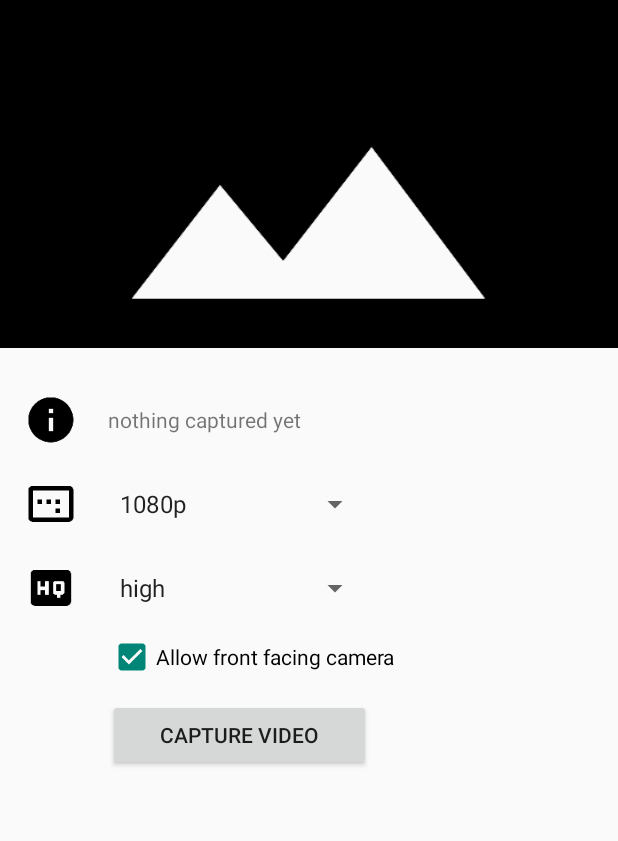
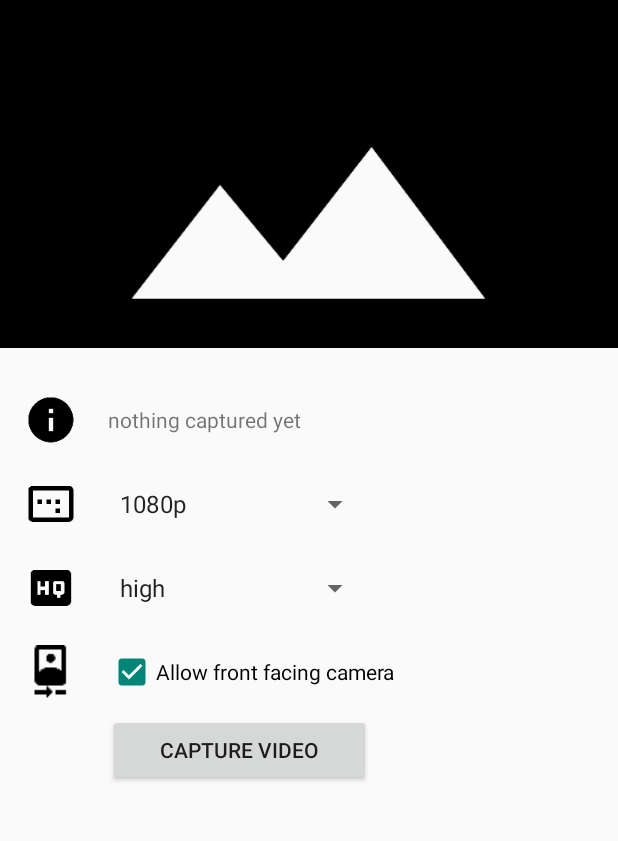
Before and after one commit to JeroenMols/LandscapeVideoCamera, an Android app: the screen it shows after launch (MainActivity), on a phone screen of 412 x 824 dp, the part 84-925 px from its top. Run offline under Robolectric (Android 15) with nearby library versions, the light colour scheme and no system bars.

Commit message:
Cleaned up front facing camera integration in sample

```diff
--- a/example/src/main/res/layout/fragment_main.xml
+++ b/example/src/main/res/layout/fragment_main.xml
@@ -18,17 +18,17 @@
     xmlns:tools="http://schemas.android.com/tools"
     android:layout_width="match_parent"
     android:layout_height="match_parent"
-    tools:context="com.jmolsmobile.landscapevideocapture_sample.CaptureDemoFragment" >
+    tools:context="com.jmolsmobile.landscapevideocapture_sample.CaptureDemoFragment">
 
     <ScrollView
         android:layout_width="match_parent"
-        android:layout_height="match_parent" >
+        android:layout_height="match_parent">
 
         <LinearLayout
             android:layout_width="match_parent"
             android:layout_height="wrap_content"
             android:orientation="vertical"
-            android:paddingBottom="@dimen/activity_vertical_margin" >
+            android:paddingBottom="@dimen/activity_vertical_margin">
 
             <ImageView
                 android:id="@+id/iv_thumbnail"
@@ -41,7 +41,7 @@
             <RelativeLayout
                 android:id="@+id/rl_normal"
                 android:layout_width="match_parent"
-                android:layout_height="wrap_content" >
+                android:layout_height="wrap_content">
 
                 <ImageView
                     android:id="@+id/iv_status"
@@ -58,12 +58,12 @@
                     android:layout_alignTop="@id/iv_status"
                     android:layout_marginLeft="72dp"
                     android:layout_marginRight="16dp"
-                    android:textSize="14sp"
                     android:ellipsize="start"
                     android:gravity="center_vertical"
                     android:maxLines="2"
                     android:singleLine="false"
-                    android:text="@string/status_nocapture" />
+                    android:text="@string/status_nocapture"
+                    android:textSize="14sp" />
 
                 <ImageView
                     android:id="@+id/iv_resolution"
@@ -97,6 +97,25 @@
                     android:layout_alignBottom="@id/iv_quality"
                     android:layout_alignTop="@id/iv_quality"
                     android:layout_marginLeft="72dp" />
+
+                <ImageView
+                    android:id="@+id/iv_front"
+                    android:layout_width="36dp"
+                    android:layout_height="56dp"
+                    android:layout_below="@id/iv_quality"
+                    android:layout_marginLeft="16dp"
+                    android:src="@drawable/ic_camera_front_black_24dp" />
+
+                <CheckBox
+                    android:id="@+id/cb_show_camera_switch"
+                    android:layout_width="match_parent"
+                    android:layout_height="wrap_content"
+                    android:layout_alignBottom="@id/iv_front"
+                    android:layout_below="@id/iv_quality"
+                    android:layout_marginLeft="72dp"
+                    android:checked="true"
+                    android:gravity="center_vertical"
+                    android:text="@string/allow_frontcamera" />
             </RelativeLayout>
 
             <RelativeLayout
@@ -117,12 +136,12 @@
                     android:id="@+id/et_filename"
                     android:layout_width="175dp"
                     android:layout_height="36dp"
-                    android:hint="@string/filename_hint"
-                    android:textSize="14sp"
-                    android:gravity="bottom"
                     android:layout_alignBottom="@id/iv_filename"
                     android:layout_marginBottom="10dp"
-                    android:layout_marginLeft="72dp" />
+                    android:layout_marginLeft="72dp"
+                    android:gravity="bottom"
+                    android:hint="@string/filename_hint"
+                    android:textSize="14sp" />
 
                 <ImageView
                     android:id="@+id/iv_duration"
@@ -136,24 +155,24 @@
                     android:id="@+id/et_duration"
                     android:layout_width="175dp"
                     android:layout_height="36dp"
-                    android:hint="@string/duration_hint"
-                    android:textSize="14sp"
-                    android:gravity="bottom"
                     android:layout_alignBottom="@id/iv_duration"
                     android:layout_marginBottom="10dp"
-                    android:layout_marginLeft="72dp" />
+                    android:layout_marginLeft="72dp"
+                    android:gravity="bottom"
+                    android:hint="@string/duration_hint"
+                    android:textSize="14sp" />
 
                 <TextView
                     android:id="@+id/tv_duration"
                     android:layout_width="wrap_content"
                     android:layout_height="36dp"
-                    android:text="@string/duration_unit"
-                    android:textSize="14sp"
-                    android:gravity="center_vertical"
                     android:layout_alignBottom="@id/iv_duration"
                     android:layout_marginBottom="10dp"
+                    android:layout_marginLeft="16dp"
                     android:layout_toRightOf="@id/et_duration"
-                    android:layout_marginLeft="16dp" />
+                    android:gravity="center_vertical"
+                    android:text="@string/duration_unit"
+                    android:textSize="14sp" />
 
                 <ImageView
                     android:id="@+id/iv_filesize"
@@ -167,34 +186,34 @@
                     android:id="@+id/et_filesize"
                     android:layout_width="175dp"
                     android:layout_height="36dp"
-                    android:hint="@string/filesize_hint"
-                    android:textSize="14sp"
-                    android:gravity="bottom"
                     android:layout_alignBottom="@id/iv_filesize"
                     android:layout_marginBottom="10dp"
-                    android:layout_marginLeft="72dp" />
+                    android:layout_marginLeft="72dp"
+                    android:gravity="bottom"
+                    android:hint="@string/filesize_hint"
+                    android:textSize="14sp" />
 
                 <TextView
                     android:id="@+id/tv_filesize"
                     android:layout_width="wrap_content"
                     android:layout_height="36dp"
-                    android:text="@string/filesize_unit"
-                    android:textSize="14sp"
-                    android:gravity="center_vertical"
                     android:layout_alignBottom="@id/iv_filesize"
                     android:layout_marginBottom="10dp"
+                    android:layout_marginLeft="16dp"
                     android:layout_toRightOf="@id/et_filesize"
-                    android:layout_marginLeft="16dp" />
+                    android:gravity="center_vertical"
+                    android:text="@string/filesize_unit"
+                    android:textSize="14sp" />
 
                 <CheckBox
                     android:id="@+id/cb_showtimer"
                     android:layout_width="175dp"
                     android:layout_height="36dp"
-                    android:gravity="center_vertical"
                     android:layout_alignBottom="@+id/iv_showtimer"
                     android:layout_marginBottom="10dp"
                     android:layout_marginLeft="72dp"
-                    android:text="@string/show_timer"/>
+                    android:gravity="center_vertical"
+                    android:text="@string/show_timer" />
 
                 <ImageView
                     android:id="@+id/iv_showtimer"
@@ -206,17 +225,6 @@
 
             </RelativeLayout>
 
-            <CheckBox
-                android:id="@+id/cb_show_camera_switch"
-                android:layout_width="match_parent"
-                android:layout_height="36dp"
-                android:gravity="center_vertical"
-                android:layout_alignBottom="@+id/cb_showtimer"
-                android:layout_marginBottom="10dp"
-                android:checked="true"
-                android:layout_marginLeft="72dp"
-                android:text="Allow front facing camera"/>
-
             <Button
                 android:id="@+id/btn_capturevideo"
                 android:layout_width="175dp"
--- a/example/src/main/res/values/strings.xml
+++ b/example/src/main/res/values/strings.xml
@@ -1,5 +1,4 @@
-<?xml version="1.0" encoding="utf-8"?>
-<!--
+<?xml version="1.0" encoding="utf-8"?><!--
   ~  Copyright 2016 Jeroen Mols
   ~
   ~  Licensed under the Apache License, Version 2.0 (the "License");
@@ -35,5 +34,6 @@
     <string name="github">show on GitHub</string>
     <string name="github_url">https://github.com/jmolsmobile/LandscapeVideoCamera</string>
     <string name="show_timer">Show Timer</string>
+    <string name="allow_frontcamera">Allow front facing camera</string>
 
 </resources>
```
Also changed, not shown: example/src/main/res/drawable-xxhdpi/ic_camera_front_black_24dp.png (added).
